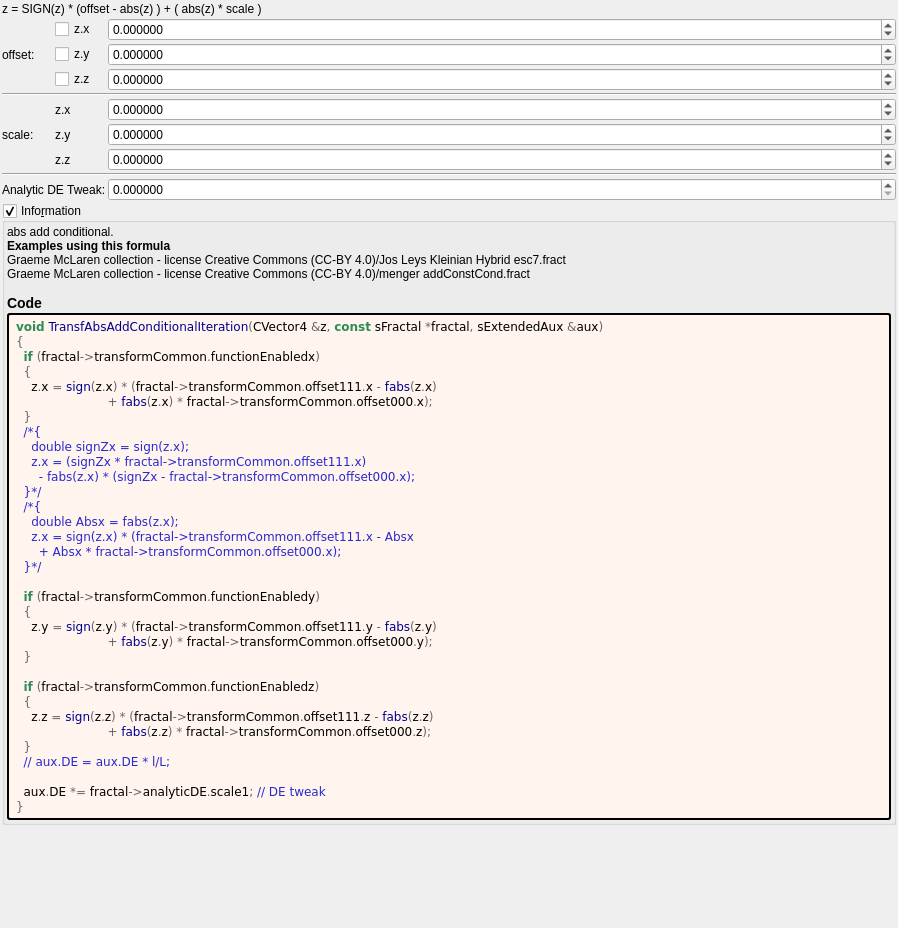
Qt form mandelbulber2/formula/ui/transf_abs_add_conditional.ui (buddhi1980/mandelbulber2) before a commit.
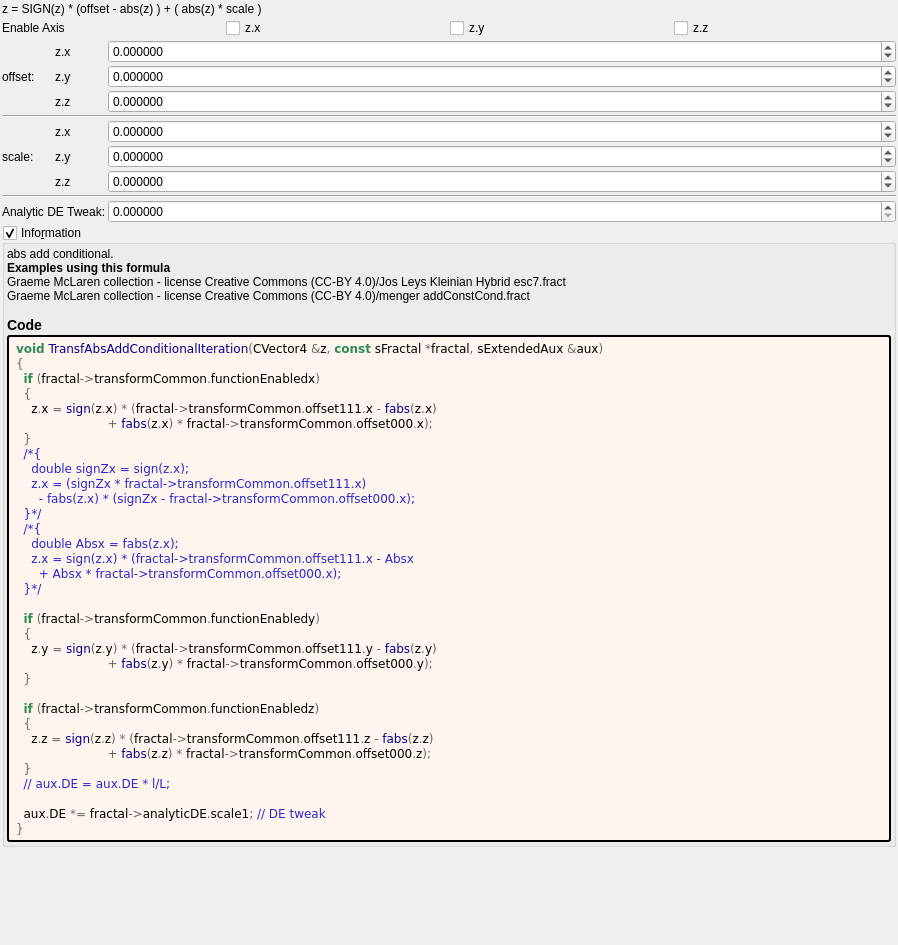
The same form after that commit. Custom widgets are drawn as their Qt base class.

Commit message: transf_abs_add_conditional.ui.  changed scale parameter name jos_kleinian.ui.  Gave Spheres enabled  own parameter

```diff
--- a/mandelbulber2/formula/ui/transf_abs_add_conditional.ui
+++ b/mandelbulber2/formula/ui/transf_abs_add_conditional.ui
@@ -7,7 +7,7 @@
     <x>0</x>
     <y>0</y>
     <width>898</width>
-    <height>928</height>
+    <height>945</height>
    </rect>
   </property>
   <property name="windowTitle">
@@ -36,6 +36,41 @@
      </property>
     </widget>
    </item>
+   <item>
+    <layout class="QGridLayout" name="gridLayout_81">
+     <property name="spacing">
+      <number>2</number>
+     </property>
+     <item row="3" column="3">
+      <widget class="MyCheckBox" name="checkBox_transf_function_enabledz">
+       <property name="text">
+        <string notr="true">z.z</string>
+       </property>
+      </widget>
+     </item>
+     <item row="3" column="1">
+      <widget class="MyCheckBox" name="checkBox_transf_function_enabledx">
+       <property name="text">
+        <string notr="true">z.x</string>
+       </property>
+      </widget>
+     </item>
+     <item row="3" column="2">
+      <widget class="MyCheckBox" name="checkBox_transf_function_enabledy">
+       <property name="text">
+        <string notr="true">z.y</string>
+       </property>
+      </widget>
+     </item>
+     <item row="3" column="0">
+      <widget class="QLabel" name="label_72">
+       <property name="text">
+        <string>Enable Axis</string>
+       </property>
+      </widget>
+     </item>
+    </layout>
+   </item>
    <item>
     <layout class="QGridLayout" name="gridLayout" columnstretch="0,0,1">
      <property name="spacing">
@@ -125,13 +160,6 @@
        </property>
       </widget>
      </item>
-     <item row="5" column="1">
-      <widget class="MyCheckBox" name="checkBox_transf_function_enabledz">
-       <property name="text">
-        <string notr="true">z.z</string>
-       </property>
-      </widget>
-     </item>
      <item row="3" column="2">
       <widget class="MyDoubleSpinBox" name="spinbox3_transf_offset_111_x">
        <property name="sizePolicy">
@@ -167,13 +195,6 @@
        </property>
       </widget>
      </item>
-     <item row="4" column="1">
-      <widget class="MyCheckBox" name="checkBox_transf_function_enabledy">
-       <property name="text">
-        <string notr="true">z.y</string>
-       </property>
-      </widget>
-     </item>
      <item row="8" column="1">
       <widget class="QLabel" name="label_116">
        <property name="text">
@@ -265,13 +286,6 @@
        </property>
       </widget>
      </item>
-     <item row="3" column="1">
-      <widget class="MyCheckBox" name="checkBox_transf_function_enabledx">
-       <property name="text">
-        <string notr="true">z.x</string>
-       </property>
-      </widget>
-     </item>
      <item row="5" column="2">
       <widget class="MyDoubleSpinBox" name="spinbox3_transf_offset_111_z">
        <property name="sizePolicy">
@@ -314,6 +328,27 @@
        </property>
       </widget>
      </item>
+     <item row="3" column="1">
+      <widget class="QLabel" name="label_120">
+       <property name="text">
+        <string notr="true">z.x</string>
+       </property>
+      </widget>
+     </item>
+     <item row="4" column="1">
+      <widget class="QLabel" name="label_121">
+       <property name="text">
+        <string notr="true">z.y</string>
+       </property>
+      </widget>
+     </item>
+     <item row="5" column="1">
+      <widget class="QLabel" name="label_122">
+       <property name="text">
+        <string notr="true">z.z</string>
+       </property>
+      </widget>
+     </item>
     </layout>
    </item>
    <item>
```
Left out of the diff: 23 changed lines with no effect on the pictures. The commit also changes 10 other files.
